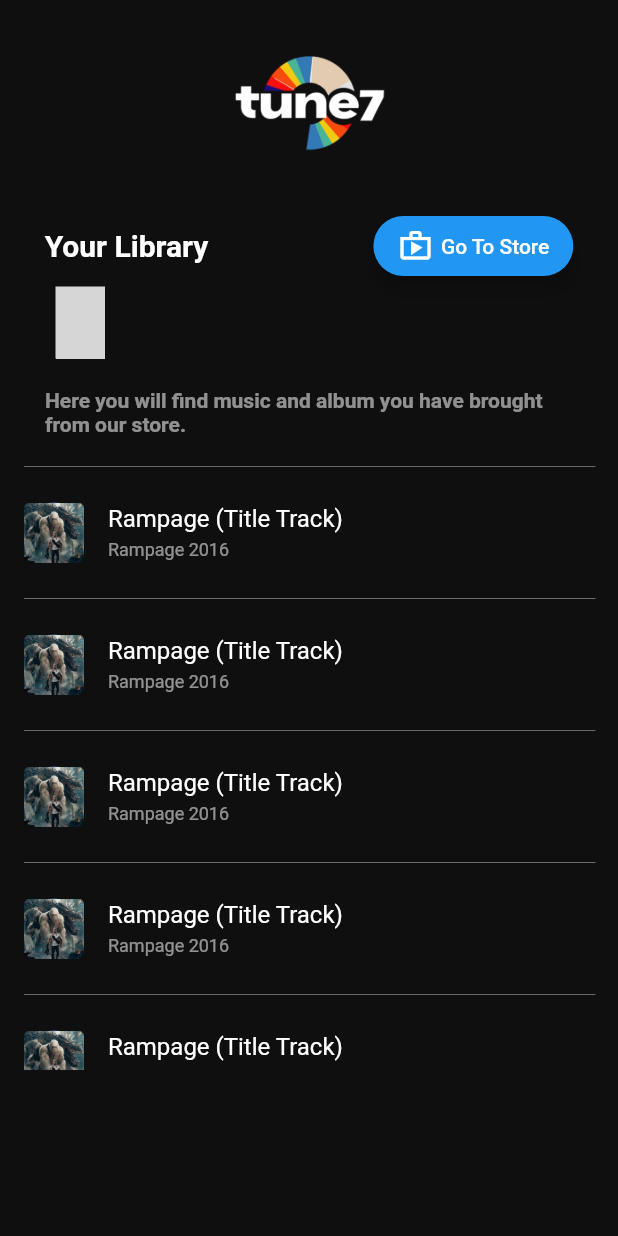
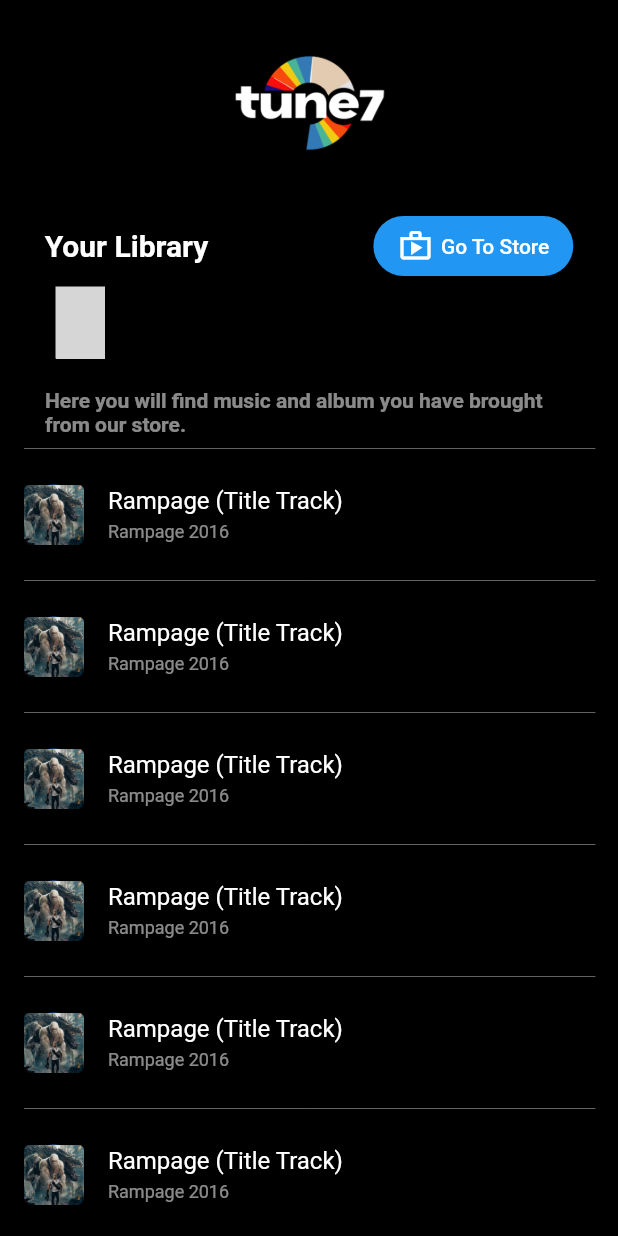
Before and after one commit to cybertrontech/sairamapp, a Flutter app: the yourlibrary screen opened directly, on a phone screen of 412 x 824 dp. Run offline on Flutter 3.47's test engine with Material 2 defaults, Android fonts, the phone set to English and light mode, and no system bars; our stand-ins replace audio_video_progress_bar, carousel_slider, flutter_secure_storage, flutter_svg, get, google_nav_bar and 3 more; missing offline and left inert: rounded_linear_progress; accounts and stored records are empty; grey boxes are pictures that could not be loaded.

Commit message:
Get Navigator and Nav Bar work is going on.........

```diff
--- a/lib/Homepages/homepagealbum.dart
+++ b/lib/Homepages/homepagealbum.dart
@@ -1,4 +1,5 @@
 import 'package:flutter/material.dart';
+import 'package:get/get.dart';
 
 import '../colors/all colors.dart';
 import '../images/all img.dart';
--- a/lib/Homepages/navigation_menu.dart
+++ b/lib/Homepages/navigation_menu.dart
@@ -5,8 +5,8 @@ import 'package:tunesevenui/Homepages/store.dart';
 import 'package:tunesevenui/screen/Main%20Page/Main Artist.dart';
 
 
+import '../screen/Main Page/your library.dart';
 import 'home_page.dart';
-import 'library.dart';
 
 
 class NavMenu extends StatefulWidget {
@@ -22,8 +22,8 @@ class _NavMenuState extends State<NavMenu> {
   List<Widget> _listPages = [
     HomePage(),
     Store(),
-    Library(),
-    Artist(),
+    yourlibrary(),
+    artist(),
   ];
 
   @override
--- a/lib/colors/all colors.dart
+++ b/lib/colors/all colors.dart
@@ -6,6 +6,7 @@ import 'package:hexcolor/hexcolor.dart';
 
 //all background colors is black
 // var background = HexColor("#f2f2f2");
-var background = Color.fromRGBO(15, 15, 15, 100);
+// var background = Color.fromRGBO(15, 15, 15, 100);
+var background = Colors.black;
 var textcolor = Colors.white;
 var subtext = Colors.white54;
--- a/lib/screen/Main Page/your library.dart
+++ b/lib/screen/Main Page/your library.dart
@@ -15,7 +15,28 @@ class yourlibrary extends StatelessWidget {
     ListTile(leading:CircleAvatar(child: Image.asset(MaskGrou),),title:Text("Rampage (Title Track)",style: TextStyle(color: textcolor),),subtitle: Text("Rampage 2016",style: TextStyle(color:subtext,fontSize: 12),),),
     ListTile(leading:CircleAvatar(child: Image.asset(MaskGrou),),title:Text("Rampage (Title Track)",style: TextStyle(color: textcolor),),subtitle: Text("Rampage 2016",style: TextStyle(color:subtext,fontSize: 12),),),
     ListTile(leading:CircleAvatar(child: Image.asset(MaskGrou),),title:Text("Rampage (Title Track)",style: TextStyle(color: textcolor),),subtitle: Text("Rampage 2016",style: TextStyle(color:subtext,fontSize: 12),),),
-    ListTile(leading:CircleAvatar(child: Image.asset(MaskGrou),),title:Text("ampage (Title Track)",style: TextStyle(color: textcolor),),subtitle: Text("Rampage 2016",style: TextStyle(color:subtext,fontSize: 12),),),
+    ListTile(leading:CircleAvatar(child: Image.asset(MaskGrou),),title:Text("Rampage (Title Track)",style: TextStyle(color: textcolor),),subtitle: Text("Rampage 2016",style: TextStyle(color:subtext,fontSize: 12),),),
+    ListTile(leading:CircleAvatar(child: Image.asset(MaskGrou),),title:Text("Rampage (Title Track)",style: TextStyle(color: textcolor),),subtitle: Text("Rampage 2016",style: TextStyle(color:subtext,fontSize: 12),),),
+    ListTile(leading:CircleAvatar(child: Image.asset(MaskGrou),),title:Text("Rampage (Title Track)",style: TextStyle(color: textcolor),),subtitle: Text("Rampage 2016",style: TextStyle(color:subtext,fontSize: 12),),),
+    ListTile(leading:CircleAvatar(child: Image.asset(MaskGrou),),title:Text("Rampage (Title Track)",style: TextStyle(color: textcolor),),subtitle: Text("Rampage 2016",style: TextStyle(color:subtext,fontSize: 12),),),
+    ListTile(leading:CircleAvatar(child: Image.asset(MaskGrou),),title:Text("Rampage (Title Track)",style: TextStyle(color: textcolor),),subtitle: Text("Rampage 2016",style: TextStyle(color:subtext,fontSize: 12),),),
+    ListTile(leading:CircleAvatar(child: Image.asset(MaskGrou),),title:Text("Rampage (Title Track)",style: TextStyle(color: textcolor),),subtitle: Text("Rampage 2016",style: TextStyle(color:subtext,fontSize: 12),),),
+    ListTile(leading:CircleAvatar(child: Image.asset(MaskGrou),),title:Text("Rampage (Title Track)",style: TextStyle(color: textcolor),),subtitle: Text("Rampage 2016",style: TextStyle(color:subtext,fontSize: 12),),),
+    ListTile(leading:CircleAvatar(child: Image.asset(MaskGrou),),title:Text("Rampage (Title Track)",style: TextStyle(color: textcolor),),subtitle: Text("Rampage 2016",style: TextStyle(color:subtext,fontSize: 12),),),
+    ListTile(leading:CircleAvatar(child: Image.asset(MaskGrou),),title:Text("Rampage (Title Track)",style: TextStyle(color: textcolor),),subtitle: Text("Rampage 2016",style: TextStyle(color:subtext,fontSize: 12),),),
+    ListTile(leading:CircleAvatar(child: Image.asset(MaskGrou),),title:Text("Rampage (Title Track)",style: TextStyle(color: textcolor),),subtitle: Text("Rampage 2016",style: TextStyle(color:subtext,fontSize: 12),),),
+    ListTile(leading:CircleAvatar(child: Image.asset(MaskGrou),),title:Text("Rampage (Title Track)",style: TextStyle(color: textcolor),),subtitle: Text("Rampage 2016",style: TextStyle(color:subtext,fontSize: 12),),),
+    ListTile(leading:CircleAvatar(child: Image.asset(MaskGrou),),title:Text("Rampage (Title Track)",style: TextStyle(color: textcolor),),subtitle: Text("Rampage 2016",style: TextStyle(color:subtext,fontSize: 12),),),
+    ListTile(leading:CircleAvatar(child: Image.asset(MaskGrou),),title:Text("Rampage (Title Track)",style: TextStyle(color: textcolor),),subtitle: Text("Rampage 2016",style: TextStyle(color:subtext,fontSize: 12),),),
+    ListTile(leading:CircleAvatar(child: Image.asset(MaskGrou),),title:Text("Rampage (Title Track)",style: TextStyle(color: textcolor),),subtitle: Text("Rampage 2016",style: TextStyle(color:subtext,fontSize: 12),),),
+    ListTile(leading:CircleAvatar(child: Image.asset(MaskGrou),),title:Text("Rampage (Title Track)",style: TextStyle(color: textcolor),),subtitle: Text("Rampage 2016",style: TextStyle(color:subtext,fontSize: 12),),),
+    ListTile(leading:CircleAvatar(child: Image.asset(MaskGrou),),title:Text("Rampage (Title Track)",style: TextStyle(color: textcolor),),subtitle: Text("Rampage 2016",style: TextStyle(color:subtext,fontSize: 12),),),
+    ListTile(leading:CircleAvatar(child: Image.asset(MaskGrou),),title:Text("Rampage (Title Track)",style: TextStyle(color: textcolor),),subtitle: Text("Rampage 2016",style: TextStyle(color:subtext,fontSize: 12),),),
+    ListTile(leading:CircleAvatar(child: Image.asset(MaskGrou),),title:Text("Rampage (Title Track)",style: TextStyle(color: textcolor),),subtitle: Text("Rampage 2016",style: TextStyle(color:subtext,fontSize: 12),),),
+    ListTile(leading:CircleAvatar(child: Image.asset(MaskGrou),),title:Text("Rampage (Title Track)",style: TextStyle(color: textcolor),),subtitle: Text("Rampage 2016",style: TextStyle(color:subtext,fontSize: 12),),),
+    ListTile(leading:CircleAvatar(child: Image.asset(MaskGrou),),title:Text("Rampage (Title Track)",style: TextStyle(color: textcolor),),subtitle: Text("Rampage 2016",style: TextStyle(color:subtext,fontSize: 12),),),
+    ListTile(leading:CircleAvatar(child: Image.asset(MaskGrou),),title:Text("Rampage (Title Track)",style: TextStyle(color: textcolor),),subtitle: Text("Rampage 2016",style: TextStyle(color:subtext,fontSize: 12),),),
+    ListTile(leading:CircleAvatar(child: Image.asset(MaskGrou),),title:Text("ampae (Title Track)",style: TextStyle(color: textcolor),),subtitle: Text("Rampage 2016",style: TextStyle(color:subtext,fontSize: 12),),),
 
   ];
 
@@ -26,7 +47,8 @@ class yourlibrary extends StatelessWidget {
       body: Column(
         children: [
           Image.asset(tune7logoweb,width: 110,height: 140,),
-          Container(child: Row(
+          Container(
+            child: Row(
             mainAxisAlignment:MainAxisAlignment.center,
             children: [
             Text("Your Library",style:TextStyle(color: Colors.white,fontSize: 20,fontWeight: FontWeight.bold),),
@@ -64,10 +86,11 @@ class yourlibrary extends StatelessWidget {
             padding: const EdgeInsets.only(left: 30,right: 26),
             child: Text("Here you will find music and album you have brought from our store.",style: TextStyle(color: subtext,fontWeight: FontWeight.bold),),
           ),
-         SizedBox(height: 12,),
-          Container(
+         // SizedBox(height: 0,),
+          Expanded(
+            child: Container(
               width: MediaQuery.of(context).size.width,
-            height: 410,
+              height: 350,
               child: ListView.separated(
                 // physics: NeverScrollableScrollPhysics(),
                 itemCount: items.length,
@@ -86,6 +109,7 @@ class yourlibrary extends StatelessWidget {
                     child: Divider(color: Colors.white38,),
                   ),),
             ),
+          ),
         ],
       ),
     );
```
Also changed, not shown: lib/Homepages/hompageartists.dart (+7 -8 lines), lib/Homepages/library.dart (deleted, +0 -12 lines). Lines whose indentation alone changed are shown as unchanged.
